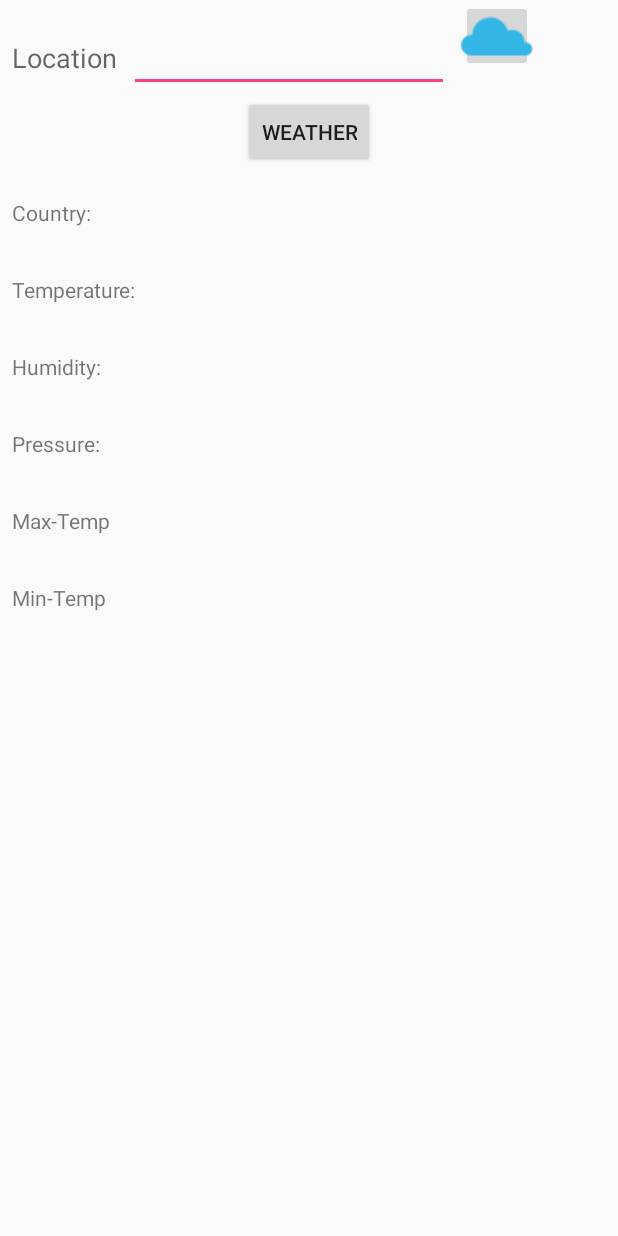
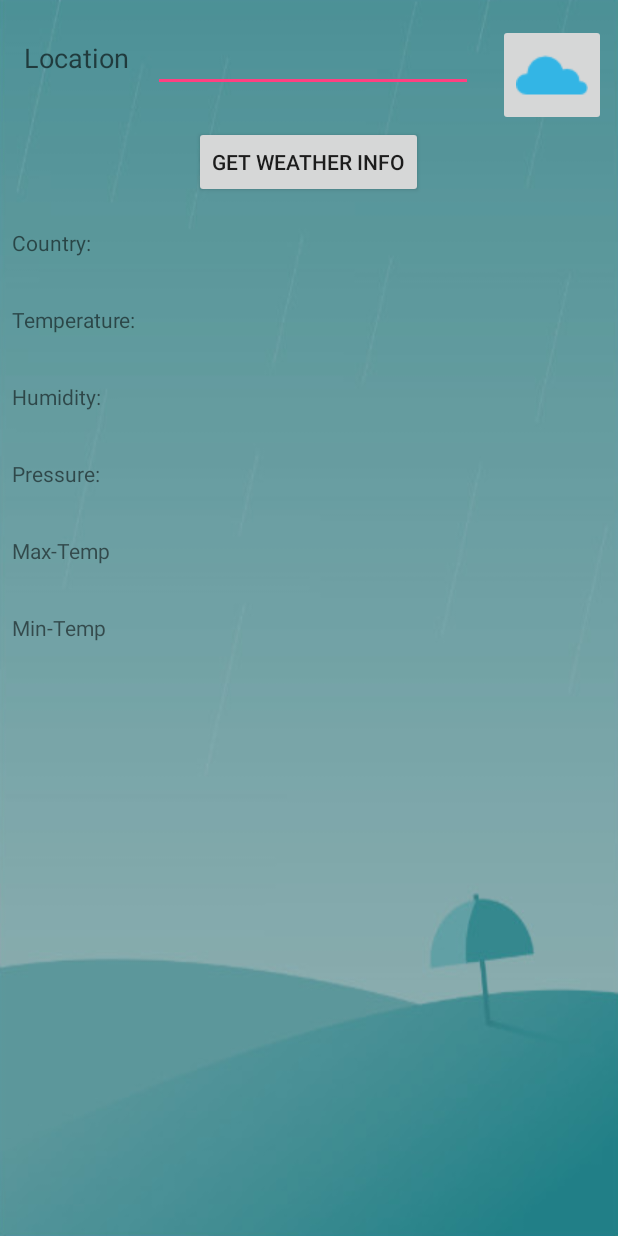
Before and after one commit to megaunknown/Android, an Android app: the screen it shows after launch (OpenWeatherActivity), on a phone screen of 412 x 824 dp. Run offline under Robolectric (Android 15) with nearby library versions, the phone set to English and light mode, and no system bars.

Commit message:
Background
Adding Background.

```diff
--- a/app/src/main/java/com/practice/mega/openweather/OpenWeatherActivity.java
+++ b/app/src/main/java/com/practice/mega/openweather/OpenWeatherActivity.java
@@ -226,4 +226,8 @@ public class OpenWeatherActivity extends AppCompatActivity {
         }
     }
 
+    public void Info(View view)
+    {
+        AboutBox.Show(this);
+    }
 }
--- a/app/src/main/res/layout/activity_open_weather.xml
+++ b/app/src/main/res/layout/activity_open_weather.xml
@@ -4,6 +4,7 @@
     xmlns:tools="http://schemas.android.com/tools"
     android:layout_width="match_parent"
     android:layout_height="match_parent"
+    android:background="@drawable/background"
     tools:context="com.practice.mega.openweather.OpenWeatherActivity">
 
     <LinearLayout
@@ -11,54 +12,51 @@
         android:layout_height="wrap_content"
         android:orientation="horizontal"
         android:id="@+id/topPanel"
+        android:layout_centerHorizontal="true"
+        android:layout_marginTop="16dp"
+        android:layout_marginLeft="16dp"
         >
+
         <TextView
             android:id="@+id/textViewLocation"
             android:layout_width="wrap_content"
             android:layout_height="wrap_content"
-            android:layout_alignParentLeft="true"
-            android:layout_alignParentTop="true"
-            android:layout_marginTop="16dp"
             android:layout_marginLeft="8dp"
             android:text="@string/location"
+            android:hint="@string/hint"
             android:textAppearance="?android:attr/textAppearanceMedium" />
+
+        <View
+            android:layout_width="0dp"
+            android:layout_height="0dp"
+            android:layout_weight=".5"
+            />
         <EditText
             android:id="@+id/editTextLocation"
             android:layout_width="wrap_content"
             android:layout_height="wrap_content"
-
-            android:layout_toRightOf="@id/textViewLocation"
-            android:layout_marginLeft="8dp"
-            android:layout_marginTop="16dp"
-            android:layout_marginRight="8dp"
             android:maxLines="1"
+            android:hint="@string/hint"
             android:minLines="1"
             android:maxLength="20"
             android:inputType="text"
-            android:layout_alignBaseline="@id/textViewLocation"
             android:ems="10"/>
         <requestFocus />
         />
-
+        <View
+            android:layout_width="0dp"
+            android:layout_height="0dp"
+            android:layout_weight=".5"
+            />
         <ImageButton
             android:id="@+id/btnInfo"
-            android:layout_width="48dp"
-            android:layout_height="48dp"
-            android:layout_gravity="right"
-            android:layout_marginTop="16dp"
+            android:layout_width="wrap_content"
+            android:layout_height="wrap_content"
+            android:hint="@string/hint"
             android:onClick="Info"
             android:src="@drawable/icon"
             android:text="@string/info" />
     </LinearLayout>
-<!--
-    <SwitchPreferenceCompat
-
-        android:defaultValue="@bool/follow_default_message_subscription"
-        android:key="@string/follow_key_switch_jlin"
-        android:summaryOff="@string/c"
-        android:summaryOn="@string/f"
-        android:title="@string/Switch F/C" />
-!-->
 
     <Button
         android:id="@+id/btnGetWeather"
@@ -67,16 +65,18 @@
         android:layout_height="wrap_content"
         android:layout_below="@+id/topPanel"
         android:onClick="GetWeatherInfo"
+        android:hint="@string/hint"
         android:text="@string/weather"/>
+
     <TextView
         android:id="@+id/textViewCountry"
         android:layout_width="wrap_content"
         android:layout_height="wrap_content"
-
         android:layout_below="@+id/topPanel"
         android:layout_marginTop="68dp"
+        android:hint="@string/hint"
         android:text="@string/country"
-        android:layout_marginLeft="8dp"
+        android:layout_alignLeft="@id/topPanel"
         android:textAppearance="?android:attr/textAppearanceSmall" />
 
     <TextView
@@ -87,9 +87,9 @@
         android:layout_alignBaseline="@id/textViewCountry"
         android:layout_marginLeft="32dp"
         android:maxLength="20"
-        android:inputType="text"
         android:maxLines="1"
         android:minLines="1"
+        android:hint="@string/hint"
         android:ems="10" >
 
     </TextView>
@@ -102,6 +102,7 @@
         android:layout_marginTop="32dp"
         android:layout_alignLeft="@id/textViewCountry"
         android:text="@string/temperature"
+        android:hint="@string/hint"
         android:textAppearance="?android:attr/textAppearanceSmall" />
 
     <TextView
@@ -112,7 +113,9 @@
         android:layout_below="@+id/textViewTemp"
         android:layout_marginTop="32dp"
         android:text="@string/humidity"
-        android:textAppearance="?android:attr/textAppearanceSmall" />
+        android:hint="@string/hint"
+        android:textAppearance="?android:attr/textAppearanceSmall"
+        android:layout_alignStart="@+id/textViewTemp" />
 
     <TextView
         android:id="@+id/editTextHumidty"
@@ -122,10 +125,12 @@
        android:layout_toRightOf="@id/textViewHumidity"
         android:layout_alignLeft="@id/editTextCountry"
         android:maxLength="20"
-        android:inputType="text"
         android:maxLines="1"
         android:minLines="1"
-        android:ems="10" />
+        android:ems="10"
+        android:hint="@string/hint"
+        android:layout_alignStart="@id/editTextCountry"
+        android:layout_toEndOf="@id/textViewHumidity" />
 
     <TextView
         android:id="@+id/editTextTemp"
@@ -134,11 +139,9 @@
         android:layout_alignBaseline="@+id/textViewTemp"
         android:layout_toRightOf="@+id/textViewTemp"
         android:layout_alignLeft="@id/editTextCountry"
-        android:maxLength="20"
-        android:maxLines="1"
-        android:minLines="1"
-        android:inputType="text"
-        android:ems="10" />
+        android:hint="@string/hint"
+        android:ems="10"
+        android:layout_alignStart="@id/editTextCountry" />
 
     <TextView
         android:id="@+id/textViewPressure"
@@ -148,6 +151,7 @@
         android:layout_below="@+id/textViewHumidity"
         android:layout_marginTop="32dp"
         android:text="@string/pressure"
+        android:hint="@string/hint"
         android:textAppearance="?android:attr/textAppearanceSmall" />
 
     <TextView
@@ -157,10 +161,7 @@
         android:layout_alignBaseline="@+id/textViewPressure"
         android:layout_alignLeft="@id/editTextCountry"
         android:layout_toRightOf="@+id/textViewPressure"
-        android:maxLength="20"
-        android:maxLines="1"
-        android:inputType="text"
-        android:minLines="1"
+        android:hint="@string/hint"
         android:ems="10"
         android:layout_toEndOf="@+id/textViewPressure"
         android:layout_alignStart="@id/editTextCountry" />
@@ -183,10 +184,7 @@
         android:layout_alignBaseline="@+id/textViewMaxTemp"
         android:layout_alignLeft="@id/editTextCountry"
         android:layout_toRightOf="@+id/textViewMaxTemp"
-        android:maxLength="20"
-        android:inputType="text"
-        android:maxLines="1"
-        android:minLines="1"
+        android:hint="@string/hint"
         android:ems="10"
         android:layout_toEndOf="@+id/textViewMaxTemp"
         android:layout_alignStart="@id/editTextCountry" />
@@ -209,10 +207,7 @@
         android:layout_alignBaseline="@+id/textViewMinTemp"
         android:layout_alignLeft="@id/editTextCountry"
         android:layout_toRightOf="@+id/textViewMinTemp"
-        android:maxLength="20"
-        android:inputType="text"
-        android:maxLines="1"
-        android:minLines="1"
+        android:hint="@string/hint"
         android:ems="10" />
 
     <RadioGroup
@@ -255,3 +250,13 @@
         tools:visibility="gone" />
 
 </RelativeLayout>
+
+    <!--
+        <SwitchPreferenceCompat
+
+            android:defaultValue="@bool/follow_default_message_subscription"
+            android:key="@string/follow_key_switch_jlin"
+            android:summaryOff="@string/c"
+            android:summaryOn="@string/f"
+            android:title="@string/Switch F/C" />
+    !-->
--- a/app/src/main/res/values/strings.xml
+++ b/app/src/main/res/values/strings.xml
@@ -7,11 +7,12 @@
     <string name="temperature">Temperature:</string>
     <string name="humidity">Humidity:</string>
     <string name="pressure">Pressure:</string>
-    <string name="weather">Weather</string>
+    <string name="weather">Get Weather Info</string>
     <string name="mintmp">Min-Temp</string>
     <string name="maxtmp">Max-Temp</string>
     <string name="f">F</string>
     <string name="c">C</string>
-    <string name="info">info</string>
-    <string name="about">Weather App\nDeveloped By: Mohamed Abdelaziz\nE-mail:mohamedsaleh1984@hotmail.com</string>
+    <string name="info">I</string>
+    <string name="hint"></string>
+    <string name="about">Mega Weather\nDeveloped By: Mohamed Abdelaziz\nE-mail:mohamedsaleh1984@hotmail.com</string>
 </resources>
```
Also changed, not shown: app/src/main/res/drawable-v24/background.png (added), app/src/main/res/drawable-v24/icon.png.
